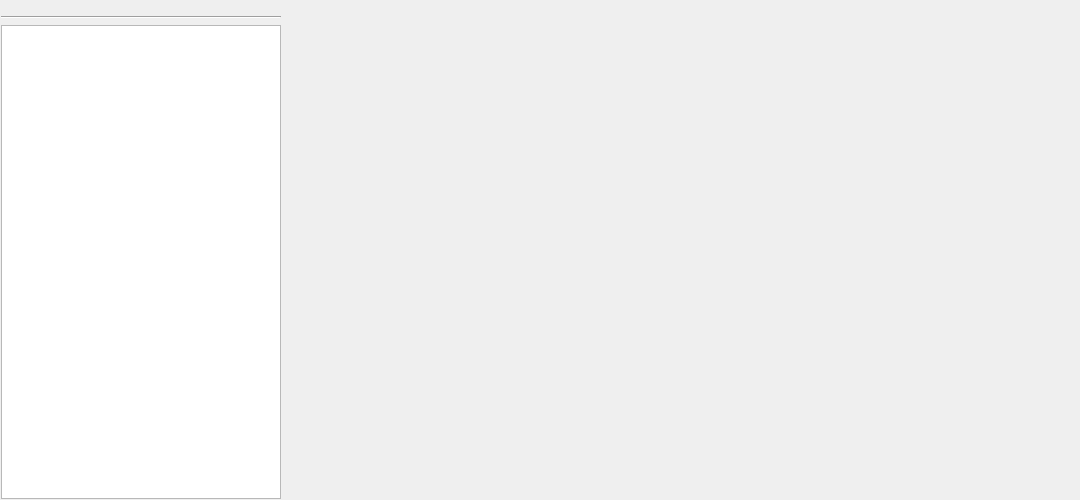
This is src/BCustomTabWidget.ui in BriFuture/bf_ui_lib as Qt 5 draws it before an edit. The edited form follows.
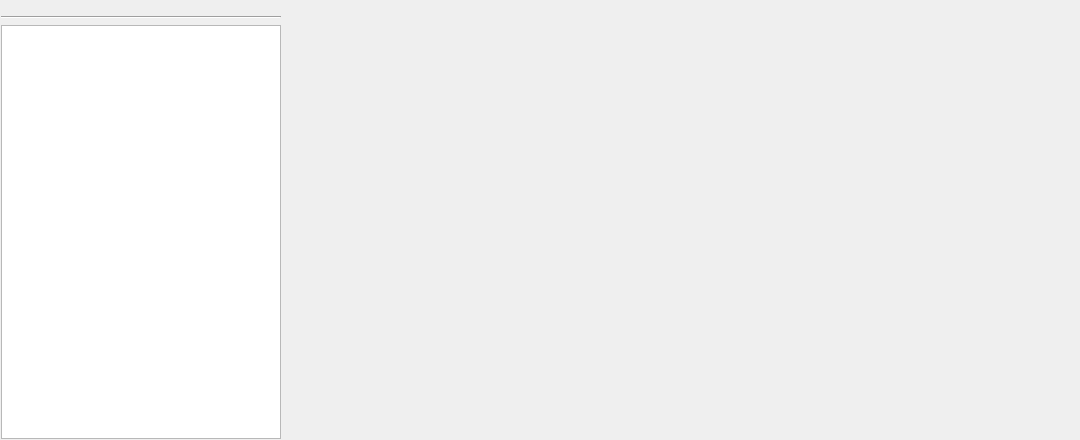
This is the edited form.

Patch:
```diff
--- a/src/BCustomTabWidget.ui
+++ b/src/BCustomTabWidget.ui
@@ -7,9 +7,15 @@
     <x>0</x>
     <y>0</y>
     <width>1080</width>
-    <height>500</height>
+    <height>440</height>
    </rect>
   </property>
+  <property name="minimumSize">
+   <size>
+    <width>0</width>
+    <height>320</height>
+   </size>
+  </property>
   <property name="maximumSize">
    <size>
     <width>16777215</width>
@@ -100,7 +106,14 @@
     </widget>
    </item>
    <item>
-    <widget class="QStackedWidget" name="mainWidget"/>
+    <widget class="QStackedWidget" name="mainWidget">
+     <property name="minimumSize">
+      <size>
+       <width>0</width>
+       <height>320</height>
+      </size>
+     </property>
+    </widget>
    </item>
   </layout>
  </widget>
```
